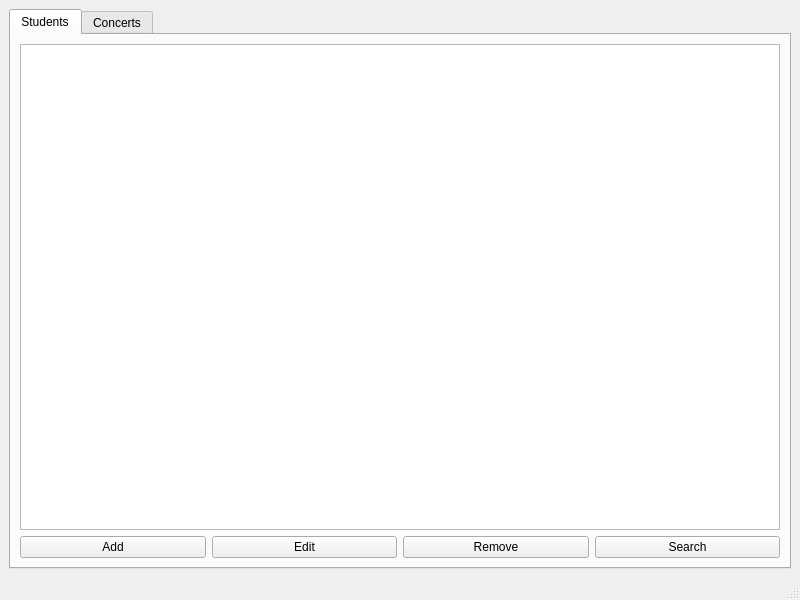
First picture: the form in mainwindow.ui, repository molchanovsv/kursovaya2, before the edit.
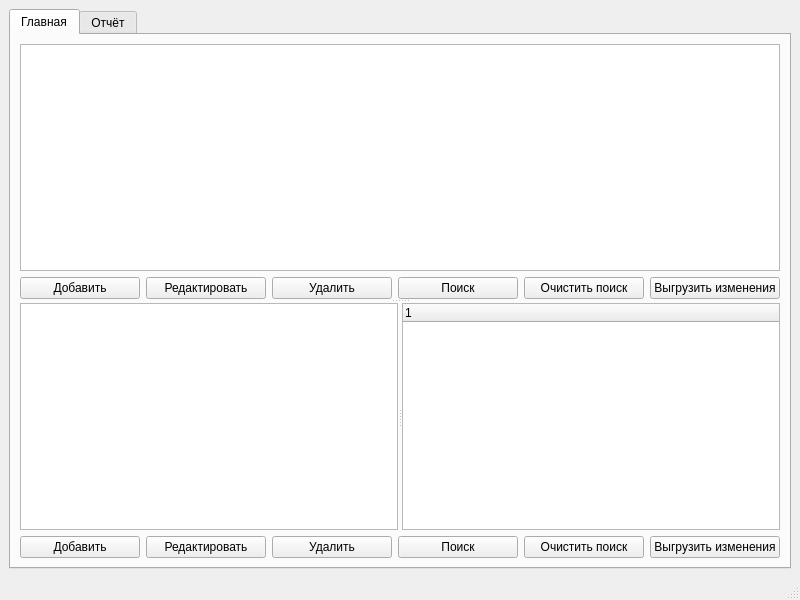
Second picture: the form after the edit.

Patch:
```diff
--- a/mainwindow.ui
+++ b/mainwindow.ui
@@ -11,93 +11,217 @@
    </rect>
   </property>
   <widget class="QWidget" name="centralwidget">
-   <layout class="QVBoxLayout" name="verticalLayout">
+   <layout class="QVBoxLayout" name="mainLayout">
     <item>
      <widget class="QTabWidget" name="tabWidget">
       <widget class="QWidget" name="studentsTab">
        <attribute name="title">
-        <string>Students</string>
+        <string>Главная</string>
        </attribute>
-       <layout class="QVBoxLayout" name="verticalLayout_2">
+       <layout class="QVBoxLayout" name="tabMainLayout">
         <item>
-         <widget class="QTableWidget" name="studentsTable"/>
-        </item>
+         <widget class="QSplitter" name="mainSplitter">
+          <property name="orientation">
+           <enum>Qt::Vertical</enum>
+          </property>
+          <widget class="QWidget" name="studentsPanel">
+           <layout class="QVBoxLayout" name="verticalLayout">
+              <item>
+               <widget class="QTableWidget" name="studentsTable">
+                <property name="sizePolicy">
+                 <sizepolicy hsizetype="Expanding" vsizetype="Expanding">
+                  <horstretch>0</horstretch>
+                  <verstretch>0</verstretch>
+                 </sizepolicy>
+                </property>
+               </widget>
+              </item>
         <item>
          <layout class="QHBoxLayout" name="horizontalLayout">
           <item>
            <widget class="QPushButton" name="addStudentButton">
             <property name="text">
-             <string>Add</string>
+             <string>Добавить</string>
             </property>
            </widget>
           </item>
           <item>
            <widget class="QPushButton" name="editStudentButton">
             <property name="text">
-             <string>Edit</string>
+             <string>Редактировать</string>
             </property>
            </widget>
           </item>
           <item>
-          <widget class="QPushButton" name="removeStudentButton">
+           <widget class="QPushButton" name="removeStudentButton">
+            <property name="text">
+             <string>Удалить</string>
+            </property>
+           </widget>
+          </item>
+          <item>
+           <widget class="QPushButton" name="searchStudentButton">
+            <property name="text">
+             <string>Поиск</string>
+            </property>
+           </widget>
+          </item>
+          <item>
+          <widget class="QPushButton" name="clearStudentSearchButton">
            <property name="text">
-            <string>Remove</string>
+            <string>Очистить поиск</string>
+           </property>
+           <property name="visible">
+            <bool>false</bool>
            </property>
           </widget>
          </item>
          <item>
-          <widget class="QPushButton" name="searchStudentButton">
+          <widget class="QPushButton" name="saveStudentsButton">
            <property name="text">
-            <string>Search</string>
+            <string>Выгрузить изменения</string>
            </property>
           </widget>
          </item>
         </layout>
        </item>
-      </layout>
-     </widget>
-      <widget class="QWidget" name="concertsTab">
-       <attribute name="title">
-        <string>Concerts</string>
-       </attribute>
-       <layout class="QVBoxLayout" name="verticalLayout_3">
-        <item>
-         <widget class="QTableWidget" name="concertsTable"/>
-        </item>
-        <item>
-         <layout class="QHBoxLayout" name="horizontalLayout_2">
-          <item>
-           <widget class="QPushButton" name="addConcertButton">
+       </layout>
+      </widget>
+          <widget class="QWidget" name="concertsPanel">
+           <layout class="QVBoxLayout" name="verticalLayout_2">
+            <item>
+              <widget class="QSplitter" name="concertsSplitter">
+               <property name="orientation">
+                <enum>Qt::Horizontal</enum>
+               </property>
+               <widget class="QTableWidget" name="concertsTable">
+                <property name="sizePolicy">
+                 <sizepolicy hsizetype="Expanding" vsizetype="Expanding">
+                  <horstretch>0</horstretch>
+                  <verstretch>0</verstretch>
+                 </sizepolicy>
+                </property>
+               </widget>
+               <widget class="QTreeWidget" name="concertTree"/>
+              </widget>
+            </item>
+            <item>
+             <layout class="QHBoxLayout" name="horizontalLayout_2">
+              <item>
+               <widget class="QPushButton" name="addConcertButton">
             <property name="text">
-             <string>Add</string>
+             <string>Добавить</string>
             </property>
            </widget>
           </item>
           <item>
            <widget class="QPushButton" name="editConcertButton">
             <property name="text">
-             <string>Edit</string>
+             <string>Редактировать</string>
             </property>
            </widget>
           </item>
           <item>
-          <widget class="QPushButton" name="removeConcertButton">
+           <widget class="QPushButton" name="removeConcertButton">
+            <property name="text">
+             <string>Удалить</string>
+            </property>
+           </widget>
+          </item>
+          <item>
+           <widget class="QPushButton" name="searchConcertButton">
+            <property name="text">
+             <string>Поиск</string>
+            </property>
+           </widget>
+          </item>
+          <item>
+          <widget class="QPushButton" name="clearConcertSearchButton">
            <property name="text">
-            <string>Remove</string>
+            <string>Очистить поиск</string>
            </property>
           </widget>
          </item>
          <item>
-          <widget class="QPushButton" name="searchConcertButton">
+          <widget class="QPushButton" name="saveConcertsButton">
            <property name="text">
-            <string>Search</string>
+            <string>Выгрузить изменения</string>
+           </property>
+          </widget>
+         </item>
+         </layout>
+        </item>
+           </layout>
+          </widget>
+         </widget>
+        </item>
+       </layout>
+      </widget>
+      <widget class="QWidget" name="reportTab">
+       <attribute name="title">
+        <string>Отчёт</string>
+       </attribute>
+       <layout class="QVBoxLayout" name="verticalLayout_3">
+        <item>
+         <layout class="QHBoxLayout" name="reportFilterLayout">
+          <item>
+           <widget class="QCheckBox" name="instrumentFilterCheck">
+            <property name="text">
+             <string>Инструмент</string>
+            </property>
+           </widget>
+          </item>
+          <item>
+           <widget class="QLineEdit" name="instrumentFilterEdit"/>
+          </item>
+          <item>
+           <widget class="QCheckBox" name="hallFilterCheck">
+            <property name="text">
+             <string>Зал</string>
+            </property>
+           </widget>
+          </item>
+          <item>
+           <widget class="QLineEdit" name="hallFilterEdit"/>
+          </item>
+          <item>
+           <widget class="QCheckBox" name="dateFilterCheck">
+            <property name="text">
+             <string>Дата</string>
+            </property>
+           </widget>
+          </item>
+         <item>
+          <widget class="QDateEdit" name="dateEdit">
+           <property name="calendarPopup">
+            <bool>true</bool>
+           </property>
+           <property name="displayFormat">
+            <string>dd.MM.yyyy</string>
            </property>
           </widget>
          </item>
         </layout>
        </item>
-      </layout>
-     </widget>
+       <item>
+        <widget class="QPushButton" name="saveReportButton">
+         <property name="text">
+          <string>Выгрузить изменения</string>
+         </property>
+        </widget>
+       </item>
+       <item>
+        <widget class="QTableWidget" name="reportTable">
+          <property name="sizePolicy">
+           <sizepolicy hsizetype="Expanding" vsizetype="Expanding">
+            <horstretch>0</horstretch>
+            <verstretch>0</verstretch>
+           </sizepolicy>
+          </property>
+         </widget>
+        </item>
+       </layout>
+      </widget>
      </widget>
     </item>
    </layout>
```
Left out of the diff: 23 changed lines with no effect on the pictures.
